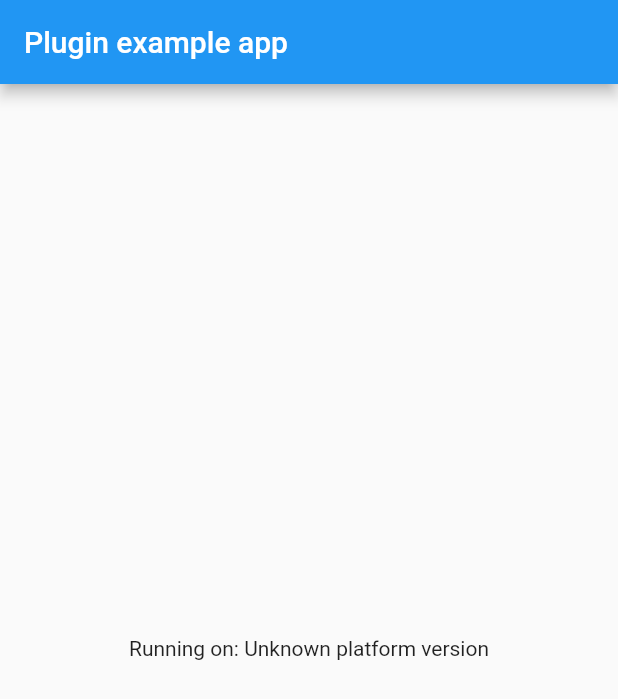
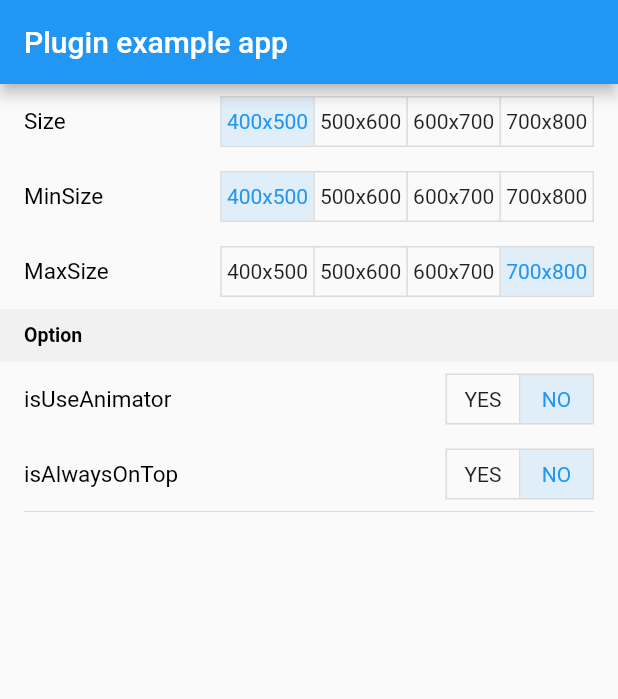
Before and after one commit to leanflutter/window_manager, a Flutter app: the screen it shows after launch, on a phone screen of 412 x 824 dp. Shown: the top 699 px of the screen. Run offline on Flutter 3.47's test engine with Material 2 defaults, Android fonts, the phone set to English and light mode, and no system bars.

Commit message:
[macOS] Add `getSize`, `setSize`, `setMinSize`, `setMaxSize`, `setUseAnimator`, `setAlwaysOnTop` Methods.

```diff
--- a/example/lib/main.dart
+++ b/example/lib/main.dart
@@ -1,10 +1,10 @@
 import 'package:flutter/material.dart';
-import 'dart:async';
 
-import 'package:flutter/services.dart';
-import 'package:window_manager/window_manager.dart';
+import './pages/home.dart';
 
 void main() {
+  WidgetsFlutterBinding.ensureInitialized();
+
   runApp(MyApp());
 }
 
@@ -14,47 +14,10 @@ class MyApp extends StatefulWidget {
 }
 
 class _MyAppState extends State<MyApp> {
-  String _platformVersion = 'Unknown';
-
-  @override
-  void initState() {
-    super.initState();
-    initPlatformState();
-  }
-
-  // Platform messages are asynchronous, so we initialize in an async method.
-  Future<void> initPlatformState() async {
-    String platformVersion;
-    // Platform messages may fail, so we use a try/catch PlatformException.
-    // We also handle the message potentially returning null.
-    try {
-      platformVersion =
-          await WindowManager.platformVersion ?? 'Unknown platform version';
-    } on PlatformException {
-      platformVersion = 'Failed to get platform version.';
-    }
-
-    // If the widget was removed from the tree while the asynchronous platform
-    // message was in flight, we want to discard the reply rather than calling
-    // setState to update our non-existent appearance.
-    if (!mounted) return;
-
-    setState(() {
-      _platformVersion = platformVersion;
-    });
-  }
-
   @override
   Widget build(BuildContext context) {
     return MaterialApp(
-      home: Scaffold(
-        appBar: AppBar(
-          title: const Text('Plugin example app'),
-        ),
-        body: Center(
-          child: Text('Running on: $_platformVersion\n'),
-        ),
-      ),
+      home: HomePage(),
     );
   }
 }
--- /dev/null
+++ b/example/lib/pages/home.dart
@@ -0,0 +1,232 @@
+import 'dart:convert';
+
+import 'package:flutter/material.dart';
+import 'package:window_manager/window_manager.dart';
+
+const kSizes = [
+  Size(400, 500),
+  Size(500, 600),
+  Size(600, 700),
+  Size(700, 800),
+];
+
+class _ListSection extends StatelessWidget {
+  final Widget? title;
+
+  const _ListSection({
+    Key? key,
+    this.title,
+  }) : super(key: key);
+
+  @override
+  Widget build(BuildContext context) {
+    return Container(
+      color: Colors.grey.withOpacity(0.1),
+      padding: EdgeInsets.only(
+        left: 16,
+        right: 16,
+        top: 10,
+        bottom: 10,
+      ),
+      child: Column(
+        children: [
+          Row(
+            children: [
+              DefaultTextStyle(
+                style: TextStyle(
+                  color: Colors.black,
+                  fontSize: 13,
+                  fontWeight: FontWeight.bold,
+                ),
+                child: title!,
+              ),
+            ],
+          ),
+        ],
+      ),
+    );
+  }
+}
+
+class _ListItem extends StatelessWidget {
+  final Widget? title;
+  final Widget? subtitle;
+  final Widget? trailing;
+  final VoidCallback? onTap;
+
+  const _ListItem({
+    Key? key,
+    this.title,
+    this.subtitle,
+    this.trailing,
+    this.onTap,
+  }) : super(key: key);
+
+  @override
+  Widget build(BuildContext context) {
+    return GestureDetector(
+      behavior: HitTestBehavior.opaque,
+      child: Container(
+        constraints: BoxConstraints(minHeight: 48),
+        padding: EdgeInsets.only(
+          left: 16,
+          right: 16,
+          top: 8,
+          bottom: 8,
+        ),
+        alignment: Alignment.centerLeft,
+        child: Column(
+          children: [
+            Row(
+              children: [
+                DefaultTextStyle(
+                  style: TextStyle(
+                    color: Colors.black,
+                    fontSize: 15,
+                  ),
+                  child: title!,
+                ),
+                Expanded(child: Container()),
+                if (trailing != null) SizedBox(height: 34, child: trailing),
+              ],
+            ),
+            if (subtitle != null) Container(child: subtitle),
+          ],
+        ),
+      ),
+      onTap: this.onTap,
+    );
+  }
+}
+
+class HomePage extends StatefulWidget {
+  @override
+  _HomePageState createState() => _HomePageState();
+}
+
+class _HomePageState extends State<HomePage> {
+  Size _size = kSizes.first;
+  Size _minSize = kSizes.first;
+  Size _maxSize = kSizes.last;
+  bool _isUseAnimator = false;
+  bool _isAlwaysOnTop = false;
+
+  @override
+  Widget build(BuildContext context) {
+    return Scaffold(
+      appBar: AppBar(
+        title: const Text('Plugin example app'),
+      ),
+      body: Container(
+        child: Column(
+          mainAxisSize: MainAxisSize.max,
+          crossAxisAlignment: CrossAxisAlignment.start,
+          children: <Widget>[
+            Container(
+              alignment: Alignment.center,
+              child: Column(
+                children: <Widget>[
+                  _ListItem(
+                    title: Text('Size'),
+                    trailing: ToggleButtons(
+                      children: <Widget>[
+                        for (var size in kSizes)
+                          Text(
+                              ' ${size.width.toInt()}x${size.height.toInt()} '),
+                      ],
+                      onPressed: (int index) {
+                        _size = kSizes[index];
+                        WindowManager.setSize(_size);
+                        setState(() {});
+                      },
+                      isSelected: kSizes.map((e) => e == _size).toList(),
+                    ),
+                    onTap: () async {
+                      Size size = await WindowManager.getSize();
+                      print(size);
+                    },
+                  ),
+                  _ListItem(
+                    title: Text('MinSize'),
+                    trailing: ToggleButtons(
+                      children: <Widget>[
+                        for (var size in kSizes)
+                          Text(
+                              ' ${size.width.toInt()}x${size.height.toInt()} '),
+                      ],
+                      onPressed: (int index) {
+                        _minSize = kSizes[index];
+                        WindowManager.setSize(_minSize);
+                        setState(() {});
+                      },
+                      isSelected: kSizes.map((e) => e == _minSize).toList(),
+                    ),
+                  ),
+                  _ListItem(
+                    title: Text('MaxSize'),
+                    trailing: ToggleButtons(
+                      children: <Widget>[
+                        for (var size in kSizes)
+                          Text(
+                              ' ${size.width.toInt()}x${size.height.toInt()} '),
+                      ],
+                      onPressed: (int index) {
+                        _maxSize = kSizes[index];
+                        WindowManager.setMaxSize(_maxSize);
+                        setState(() {});
+                      },
+                      isSelected: kSizes.map((e) => e == _maxSize).toList(),
+                    ),
+                  ),
+                  _ListSection(
+                    title: Text('Option'),
+                  ),
+                  _ListItem(
+                    title: Text('isUseAnimator'),
+                    trailing: ToggleButtons(
+                      children: <Widget>[
+                        Text('YES'),
+                        Text('NO'),
+                      ],
+                      onPressed: (int index) {
+                        _isUseAnimator = !_isUseAnimator;
+                        WindowManager.setUseAnimator(_isUseAnimator);
+                        setState(() {});
+                      },
+                      isSelected: [_isUseAnimator, !_isUseAnimator],
+                    ),
+                    onTap: () async {
+                      bool isUseAnimator = await WindowManager.isUseAnimator();
+                      print('isUseAnimator: $isUseAnimator');
+                    },
+                  ),
+                  _ListItem(
+                    title: Text('isAlwaysOnTop'),
+                    trailing: ToggleButtons(
+                      children: <Widget>[
+                        Text('YES'),
+                        Text('NO'),
+                      ],
+                      onPressed: (int index) {
+                        _isAlwaysOnTop = !_isAlwaysOnTop;
+                        WindowManager.setAlwaysOnTop(_isAlwaysOnTop);
+                        setState(() {});
+                      },
+                      isSelected: [_isAlwaysOnTop, !_isAlwaysOnTop],
+                    ),
+                    onTap: () async {
+                      bool isAlwaysOnTop = await WindowManager.isAlwaysOnTop();
+                      print('isAlwaysOnTop: $isAlwaysOnTop');
+                    },
+                  ),
+                  Divider(height: 0, indent: 16, endIndent: 16),
+                  SizedBox(height: 20),
+                ],
+              ),
+            ),
+          ],
+        ),
+      ),
+    );
+  }
+}
--- a/lib/window_manager.dart
+++ b/lib/window_manager.dart
@@ -1,14 +1,72 @@
-
 import 'dart:async';
+import 'dart:ui';
 
 import 'package:flutter/services.dart';
 
 class WindowManager {
-  static const MethodChannel _channel =
-      const MethodChannel('window_manager');
+  static const MethodChannel _channel = const MethodChannel('window_manager');
 
   static Future<String?> get platformVersion async {
     final String? version = await _channel.invokeMethod('getPlatformVersion');
     return version;
   }
+
+  static Future<Size> getSize() async {
+    final Map<dynamic, dynamic> resultData =
+        await _channel.invokeMethod('getSize');
+    return Size(
+      resultData['width'],
+      resultData['height'],
+    );
+  }
+
+  static Future<void> setSize(Size size) async {
+    final Map<String, dynamic> arguments = {
+      'width': size.width,
+      'height': size.height,
+    };
+    await _channel.invokeMethod('setSize', arguments);
+  }
+
+  static Future<void> setMinSize(Size size) async {
+    final Map<String, dynamic> arguments = {
+      'width': size.width,
+      'height': size.height,
+    };
+    await _channel.invokeMethod('setMinSize', arguments);
+  }
+
+  static Future<void> setMaxSize(Size size) async {
+    final Map<String, dynamic> arguments = {
+      'width': size.width,
+      'height': size.height,
+    };
+    await _channel.invokeMethod('setMaxSize', arguments);
+  }
+
+  static Future<bool> isUseAnimator() async {
+    final Map<dynamic, dynamic> resultData =
+        await _channel.invokeMethod('isUseAnimator');
+    return resultData['isUseAnimator'];
+  }
+
+  static Future<void> setUseAnimator(bool isUseAnimator) async {
+    final Map<String, dynamic> arguments = {
+      'isUseAnimator': isUseAnimator,
+    };
+    await _channel.invokeMethod('setUseAnimator', arguments);
+  }
+
+  static Future<bool> isAlwaysOnTop() async {
+    final Map<dynamic, dynamic> resultData =
+        await _channel.invokeMethod('isAlwaysOnTop');
+    return resultData['isAlwaysOnTop'];
+  }
+
+  static Future<void> setAlwaysOnTop(bool isAlwaysOnTop) async {
+    final Map<String, dynamic> arguments = {
+      'isAlwaysOnTop': isAlwaysOnTop,
+    };
+    await _channel.invokeMethod('setAlwaysOnTop', arguments);
+  }
 }
```
Also changed, not shown: 4 other files.
